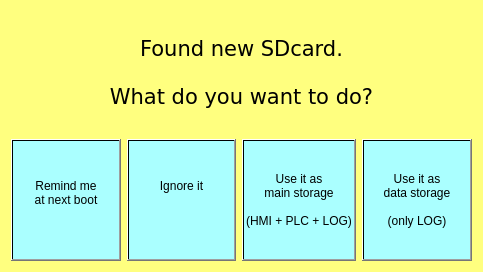
Before: the Qt Designer form projects/SDcard/sdcard.ui in MECTsrl/imx_mect, drawn with Qt 5.
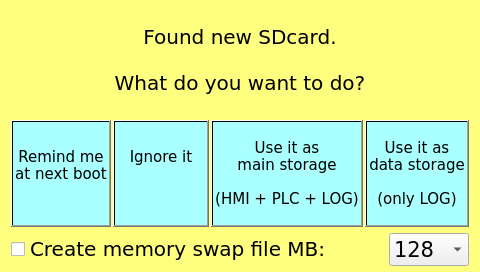
After: the same form once the commit is applied.

Commit message: Issue 1866: Add Swap file on SD Card (W.I.P.)

```diff
--- a/projects/SDcard/sdcard.ui
+++ b/projects/SDcard/sdcard.ui
@@ -6,7 +6,7 @@
    <rect>
     <x>0</x>
     <y>0</y>
-    <width>483</width>
+    <width>480</width>
     <height>272</height>
    </rect>
   </property>
@@ -31,12 +31,18 @@
 }</string>
   </property>
   <layout class="QVBoxLayout" name="verticalLayout">
+   <property name="topMargin">
+    <number>6</number>
+   </property>
+   <property name="bottomMargin">
+    <number>6</number>
+   </property>
    <item>
     <widget class="QLabel" name="label">
      <property name="font">
       <font>
        <family>DejaVu Sans</family>
-       <pointsize>16</pointsize>
+       <pointsize>15</pointsize>
        <weight>50</weight>
        <italic>false</italic>
        <bold>false</bold>
@@ -54,6 +60,9 @@
    </item>
    <item>
     <layout class="QHBoxLayout" name="horizontalLayout">
+     <property name="spacing">
+      <number>2</number>
+     </property>
      <item>
       <widget class="QPushButton" name="pushButtonRemind">
        <property name="sizePolicy">
@@ -62,6 +71,15 @@
          <verstretch>0</verstretch>
         </sizepolicy>
        </property>
+       <property name="font">
+        <font>
+         <family>DejaVu Sans</family>
+         <pointsize>11</pointsize>
+         <weight>50</weight>
+         <italic>false</italic>
+         <bold>false</bold>
+        </font>
+       </property>
        <property name="focusPolicy">
         <enum>Qt::NoFocus</enum>
        </property>
@@ -83,6 +101,15 @@
          <verstretch>0</verstretch>
         </sizepolicy>
        </property>
+       <property name="font">
+        <font>
+         <family>DejaVu Sans</family>
+         <pointsize>11</pointsize>
+         <weight>50</weight>
+         <italic>false</italic>
+         <bold>false</bold>
+        </font>
+       </property>
        <property name="focusPolicy">
         <enum>Qt::NoFocus</enum>
        </property>
@@ -104,6 +131,15 @@
          <verstretch>0</verstretch>
         </sizepolicy>
        </property>
+       <property name="font">
+        <font>
+         <family>DejaVu Sans</family>
+         <pointsize>11</pointsize>
+         <weight>50</weight>
+         <italic>false</italic>
+         <bold>false</bold>
+        </font>
+       </property>
        <property name="focusPolicy">
         <enum>Qt::NoFocus</enum>
        </property>
@@ -123,6 +159,15 @@
          <verstretch>0</verstretch>
         </sizepolicy>
        </property>
+       <property name="font">
+        <font>
+         <family>DejaVu Sans</family>
+         <pointsize>11</pointsize>
+         <weight>50</weight>
+         <italic>false</italic>
+         <bold>false</bold>
+        </font>
+       </property>
        <property name="focusPolicy">
         <enum>Qt::NoFocus</enum>
        </property>
@@ -136,6 +181,61 @@
      </item>
     </layout>
    </item>
+   <item>
+    <layout class="QHBoxLayout" name="horizontalLayout_2">
+     <item>
+      <widget class="QCheckBox" name="chkSwap">
+       <property name="font">
+        <font>
+         <family>DejaVu Sans</family>
+         <pointsize>15</pointsize>
+         <weight>50</weight>
+         <italic>false</italic>
+         <bold>false</bold>
+        </font>
+       </property>
+       <property name="focusPolicy">
+        <enum>Qt::NoFocus</enum>
+       </property>
+       <property name="text">
+        <string>Create memory swap file MB:</string>
+       </property>
+      </widget>
+     </item>
+     <item>
+      <widget class="QComboBox" name="comboBox">
+       <property name="maximumSize">
+        <size>
+         <width>80</width>
+         <height>16777215</height>
+        </size>
+       </property>
+       <property name="font">
+        <font>
+         <family>DejaVu Sans</family>
+         <pointsize>16</pointsize>
+        </font>
+       </property>
+       <property name="focusPolicy">
+        <enum>Qt::NoFocus</enum>
+       </property>
+       <property name="currentIndex">
+        <number>1</number>
+       </property>
+       <item>
+        <property name="text">
+         <string>64</string>
+        </property>
+       </item>
+       <item>
+        <property name="text">
+         <string>128</string>
+        </property>
+       </item>
+      </widget>
+     </item>
+    </layout>
+   </item>
   </layout>
  </widget>
  <layoutdefault spacing="6" margin="11"/>
```
Left out of the diff: 6 changed lines with no effect on the pictures. The commit also changes 3 other files.
